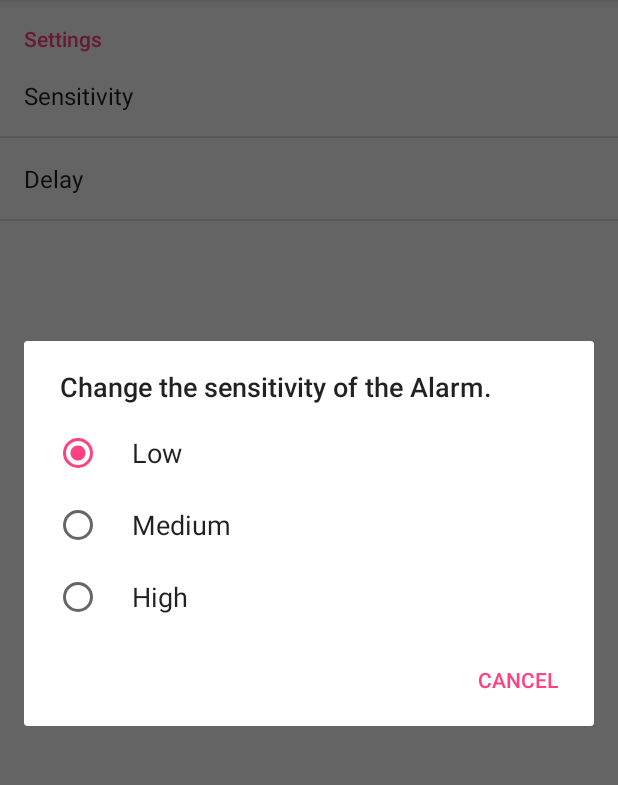
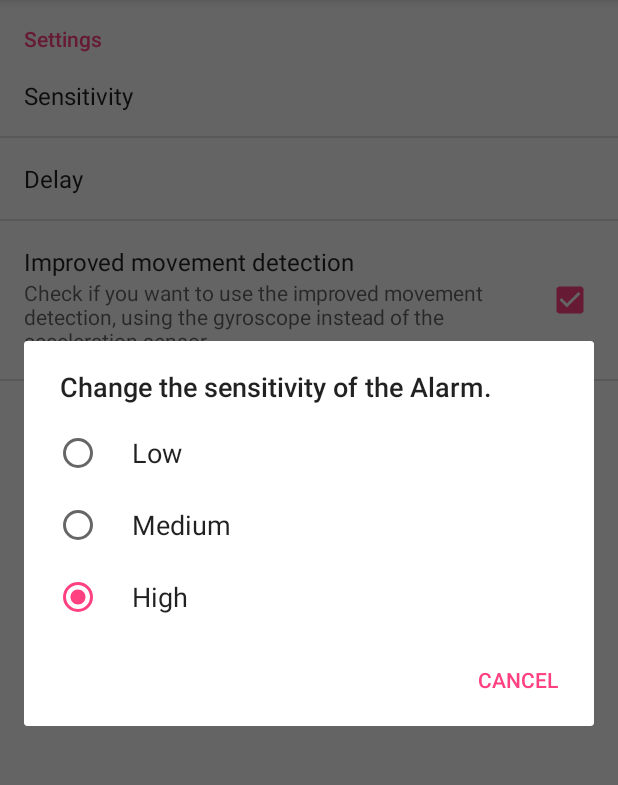
Before and after one commit to oberholzerp/VS_pascalo_AntiTheft, an Android app: the fragment PrefsFragment shown on its own in the app's theme, after a tap on "Sensitivity", on a phone screen of 412 x 824 dp, the part 84-869 px from its top. Run offline under Robolectric (Android 15) with nearby library versions, the phone set to English and light mode, and no system bars.

Commit message:
first implementation for gyroscope detection

```diff
--- a/app/src/main/java/ch/ethz/inf/vs/a1/pascalo/antitheft/vs_pascalo_antitheft/MainActivity.java
+++ b/app/src/main/java/ch/ethz/inf/vs/a1/pascalo/antitheft/vs_pascalo_antitheft/MainActivity.java
@@ -54,11 +54,16 @@ public class MainActivity extends AppCompatActivity implements View.OnClickListe
                             "delay",
                             getResources().getStringArray(R.array.delay_value_array)[1]
                     );
+                    boolean improved = sharedPref.getBoolean(
+                            "improved",
+                            true
+                    );
 
                     tb.setText(R.string.btn_alarm_on);
                     Intent serviceIntent = new Intent(this, AntiTheftService.class);
                     serviceIntent.putExtra("threshold", Integer.parseInt(thresh));
                     serviceIntent.putExtra("delay", Integer.parseInt(delay));
+                    serviceIntent.putExtra("improved", improved);
                     startService(serviceIntent);
                 } else {
                     tb.setText(R.string.btn_alarm_off);
--- a/app/src/main/res/values/strings.xml
+++ b/app/src/main/res/values/strings.xml
@@ -20,9 +20,9 @@
     </string-array>
 
     <string-array name="sensitivity_value_array">
+        <item>10</item>
+        <item>5</item>
         <item>1</item>
-        <item>5</item>
-        <item>10</item>
     </string-array>
 
     <string-array name="delay_string_array">
--- a/app/src/main/res/xml/preferences.xml
+++ b/app/src/main/res/xml/preferences.xml
@@ -22,6 +22,11 @@
             android:entryValues="@array/delay_value_array"
             android:defaultValue="10" />
 
+        <CheckBoxPreference
+            android:title="Improved movement detection"
+            android:key="improved"
+            android:summary="Check if you want to use the improved movement detection, using the gyroscope instead of the acceleration sensor."
+            android:defaultValue="true"/>
 
     </PreferenceCategory>
 
```
Also changed, not shown: app/src/main/java/ch/ethz/inf/vs/a1/pascalo/antitheft/vs_pascalo_antitheft/AntiTheftService.java (+12 -4 lines), app/src/main/java/ch/ethz/inf/vs/a1/pascalo/antitheft/vs_pascalo_antitheft/MyMovementDetector.java (added, +15 -0 lines).
